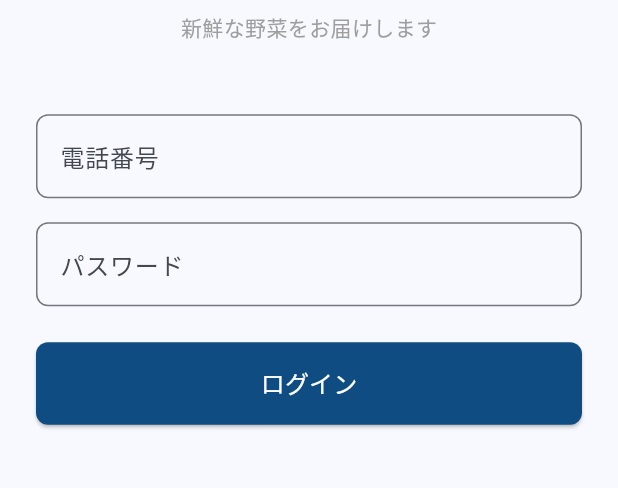
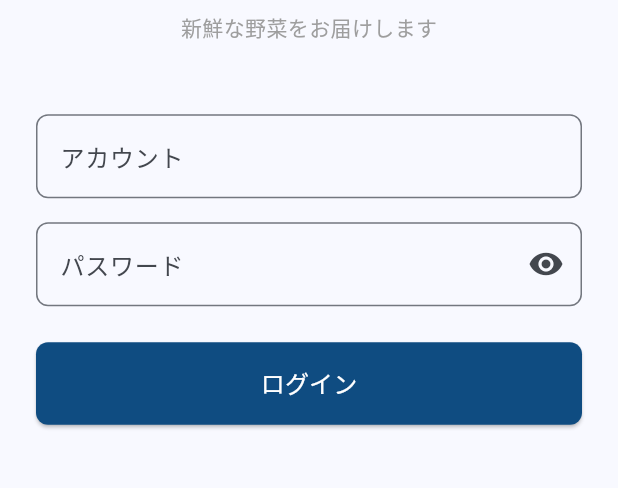
Before and after one commit to huch0310-alt/japannew, a Flutter app: the screen it shows after launch, on a phone screen of 412 x 824 dp, the part 440-928 px from its top. Run offline on Flutter 3.47's test engine with Material 3 defaults, Android fonts, the phone set to English and light mode, and no system bars; our stand-ins replace image_picker, shared_preferences, supabase_flutter; accounts and stored records are empty; Roboto replaces fonts that are missing (Noto Sans JP).

Commit message:
refactor(customer): use AuthProvider for login instead of direct Supabase calls
Co-Authored-By: Claude Opus 4.6 <noreply@anthropic.com>

```diff
--- a/flutter-app/lib/customer/screens/login_screen.dart
+++ b/flutter-app/lib/customer/screens/login_screen.dart
@@ -1,6 +1,6 @@
 import 'package:flutter/material.dart';
-import 'package:supabase_flutter/supabase_flutter.dart';
-import '../main_screen.dart';
+import 'package:provider/provider.dart';
+import '../../providers/auth_provider.dart';
 
 class LoginScreen extends StatefulWidget {
   const LoginScreen({super.key});
@@ -10,44 +10,39 @@ class LoginScreen extends StatefulWidget {
 }
 
 class _LoginScreenState extends State<LoginScreen> {
-  final _phoneController = TextEditingController();
+  final _accountController = TextEditingController();
   final _passwordController = TextEditingController();
-  bool _isLoading = false;
+  bool _obscurePassword = true;
 
   @override
   void dispose() {
-    _phoneController.dispose();
+    _accountController.dispose();
     _passwordController.dispose();
     super.dispose();
   }
 
   Future<void> _login() async {
-    setState(() => _isLoading = true);
+    final authProvider = context.read<AuthProvider>();
 
-    final response = await Supabase.instance.client.auth.signInWithPassword(
-      email: _phoneController.text,
-      password: _passwordController.text,
+    final success = await authProvider.signIn(
+      _accountController.text.trim(),
+      _passwordController.text,
     );
 
-    setState(() => _isLoading = false);
-
-    if (response.user != null) {
-      if (mounted) {
-        Navigator.of(context).pushReplacement(
-          MaterialPageRoute(builder: (_) => const MainScreen()),
-        );
-      }
-    } else {
-      if (mounted) {
-        ScaffoldMessenger.of(context).showSnackBar(
-          const SnackBar(content: Text('ログインに失敗しました')),
-        );
-      }
+    if (!success && mounted) {
+      ScaffoldMessenger.of(context).showSnackBar(
+        SnackBar(
+          content: Text(authProvider.error ?? 'ログインに失敗しました'),
+          backgroundColor: Colors.red,
+        ),
+      );
     }
   }
 
   @override
   Widget build(BuildContext context) {
+    final authProvider = context.watch<AuthProvider>();
+
     return Scaffold(
       body: SafeArea(
         child: Padding(
@@ -60,13 +55,14 @@ class _LoginScreenState extends State<LoginScreen> {
               const Text('新鮮な野菜をお届けします', style: TextStyle(color: Colors.grey)),
               const SizedBox(height: 48),
               TextField(
-                controller: _phoneController,
+                controller: _accountController,
                 decoration: InputDecoration(
-                  labelText: '電話番号',
-                  prefixText: '📱 ',
+                  labelText: 'アカウント',
+                  prefixText: '👤 ',
                   border: OutlineInputBorder(borderRadius: BorderRadius.circular(8)),
                 ),
-                keyboardType: TextInputType.phone,
+                keyboardType: TextInputType.emailAddress,
+                textInputAction: TextInputAction.next,
               ),
               const SizedBox(height: 16),
               TextField(
@@ -75,21 +71,27 @@ class _LoginScreenState extends State<LoginScreen> {
                   labelText: 'パスワード',
                   prefixText: '🔒 ',
                   border: OutlineInputBorder(borderRadius: BorderRadius.circular(8)),
+                  suffixIcon: IconButton(
+                    icon: Icon(_obscurePassword ? Icons.visibility : Icons.visibility_off),
+                    onPressed: () => setState(() => _obscurePassword = !_obscurePassword),
+                  ),
                 ),
-                obscureText: true,
+                obscureText: _obscurePassword,
+                textInputAction: TextInputAction.done,
+                onSubmitted: (_) => _login(),
               ),
               const SizedBox(height: 24),
               SizedBox(
                 width: double.infinity,
                 child: ElevatedButton(
-                  onPressed: _isLoading ? null : _login,
+                  onPressed: authProvider.isLoading ? null : _login,
                   style: ElevatedButton.styleFrom(
                     backgroundColor: const Color(0xFF0F4C81),
                     foregroundColor: Colors.white,
                     padding: const EdgeInsets.symmetric(vertical: 16),
                     shape: RoundedRectangleBorder(borderRadius: BorderRadius.circular(8)),
                   ),
-                  child: _isLoading
+                  child: authProvider.isLoading
                       ? const CircularProgressIndicator(color: Colors.white)
                       : const Text('ログイン', style: TextStyle(fontSize: 16)),
                 ),
```
